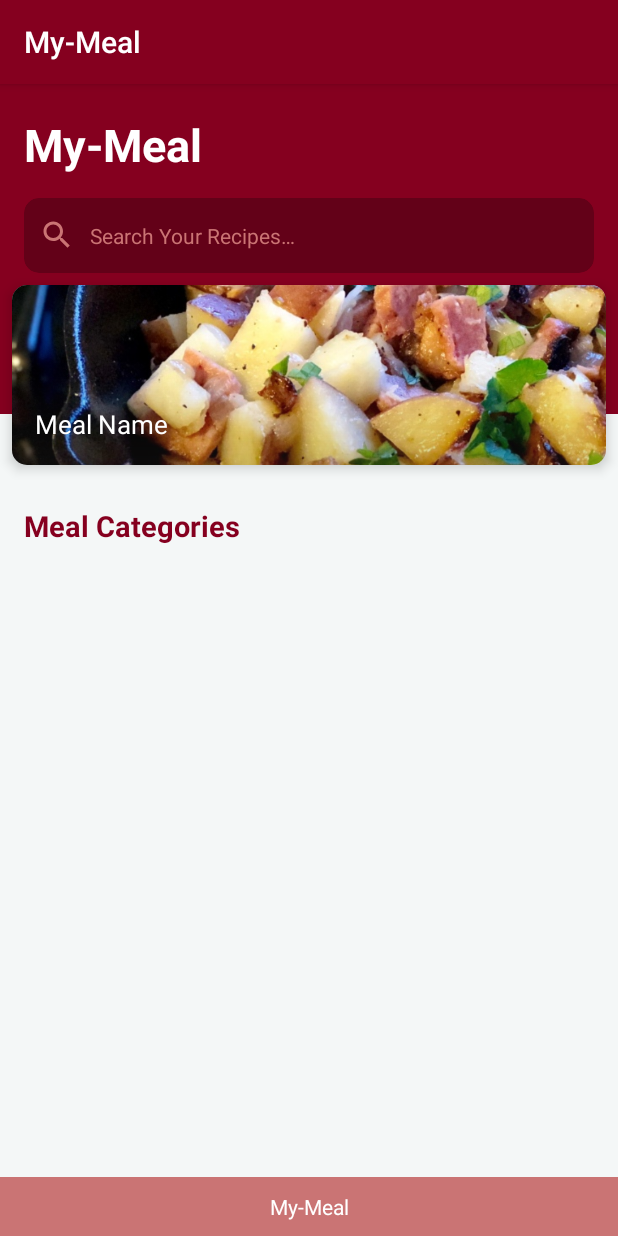
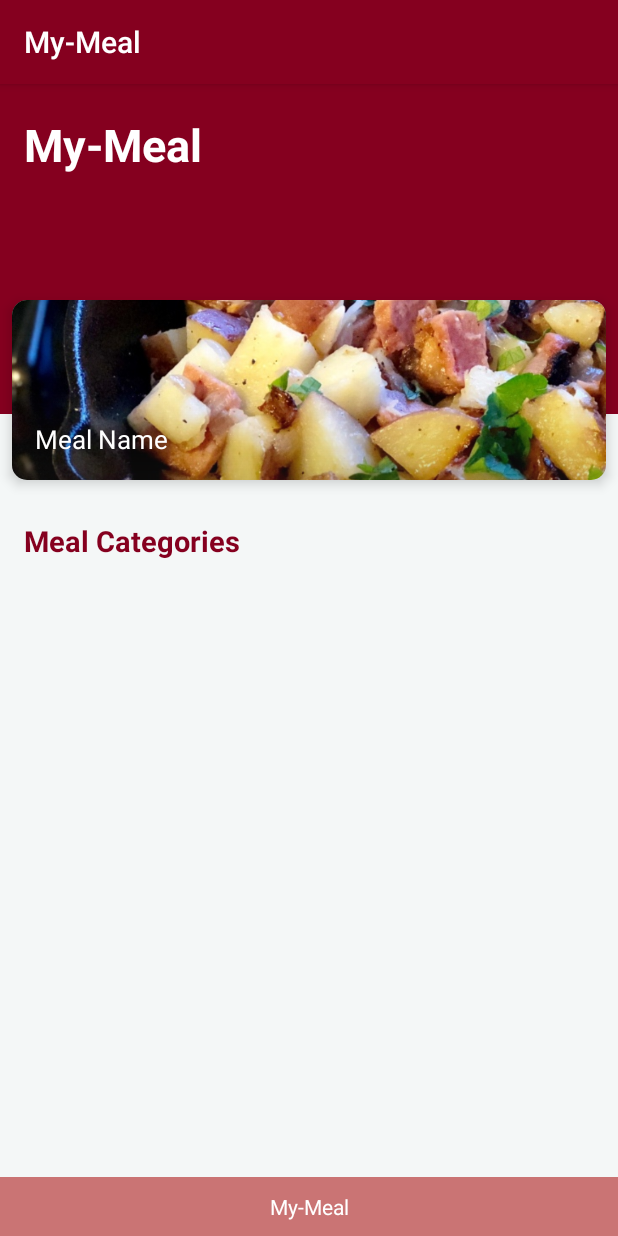
Before and after one commit to AbdullahTaher93/My-Meal, an Android app: the Categories screen opened directly, with no data from a screen before it, on a phone screen of 412 x 824 dp. Run offline under Robolectric (Android 15) with nearby library versions, the phone set to English and light mode, and no system bars; our stand-ins replace Firebase (no records; nobody signed in at launch, a user with empty details on screens opened directly), Picasso.

Commit message:
fix fltire problems

```diff
--- a/app/src/main/java/com/apps/my_meal/Categories.java
+++ b/app/src/main/java/com/apps/my_meal/Categories.java
@@ -2,10 +2,15 @@ package com.apps.my_meal;
 
 import android.content.Context;
 import android.os.Bundle;
+import android.text.Editable;
+import android.text.TextWatcher;
 import android.util.Log;
+import android.view.KeyEvent;
 import android.view.View;
 import android.view.ViewGroup;
 import android.widget.AdapterView;
+import android.widget.EditText;
+import android.widget.TextView;
 
 import androidx.annotation.NonNull;
 import androidx.annotation.Nullable;
@@ -37,6 +42,8 @@ public class Categories extends AppCompatActivity {
     DatabaseReference databaseReference;
     Query databaseReferenceMeals;
 
+    EditText SearchMeals;
+
 
 
 
@@ -51,6 +58,7 @@ public class Categories extends AppCompatActivity {
 
         recyclerView=findViewById(R.id.recylecatogires);
         viewPager =findViewById(R.id.viewpagerheader);
+
 
 
 
--- a/app/src/main/res/layout/activity_home.xml
+++ b/app/src/main/res/layout/activity_home.xml
@@ -52,19 +52,10 @@
                 app:cardBackgroundColor="@color/colorPrimaryDark"
                 app:cardCornerRadius="10dp"
                 app:cardElevation="0dp"
+                android:layout_marginBottom="60dp"
 
                 >
-                <TextView
-                    android:layout_width="match_parent"
-                    android:layout_height="50sp"
-                    android:padding="10dp"
-                    android:text="@string/search_your_recipes"
-                    android:gravity="center_vertical"
-                    android:textColor="@color/colorPrimaryLight"
-                    android:drawableLeft="@drawable/ic_search_primary_light"
-                    android:drawableStart="@drawable/ic_search_primary_light"
-                    android:drawablePadding="10dp"
-                    />
+
             </androidx.cardview.widget.CardView>
 
 
--- a/app/src/main/res/layout/list_of_meals.xml
+++ b/app/src/main/res/layout/list_of_meals.xml
@@ -51,16 +51,18 @@ android:fitsSystemWindows="true">
             app:cardElevation="0dp"
 
             >
-            <TextView
+            <EditText
                 android:layout_width="match_parent"
                 android:layout_height="50sp"
                 android:padding="10dp"
-                android:text="@string/search_your_recipes"
+                android:hint="@string/search_your_recipes"
                 android:gravity="center_vertical"
                 android:textColor="@color/colorPrimaryLight"
+                android:textColorHint="@color/colorPrimaryLight"
                 android:drawableLeft="@drawable/ic_search_primary_light"
                 android:drawableStart="@drawable/ic_search_primary_light"
                 android:drawablePadding="10dp"
+                android:id="@+id/SearchMeals"
                 />
         </androidx.cardview.widget.CardView>
 
```
Also changed, not shown: app/src/main/java/com/apps/my_meal/meals.java (+84 -5 lines).
